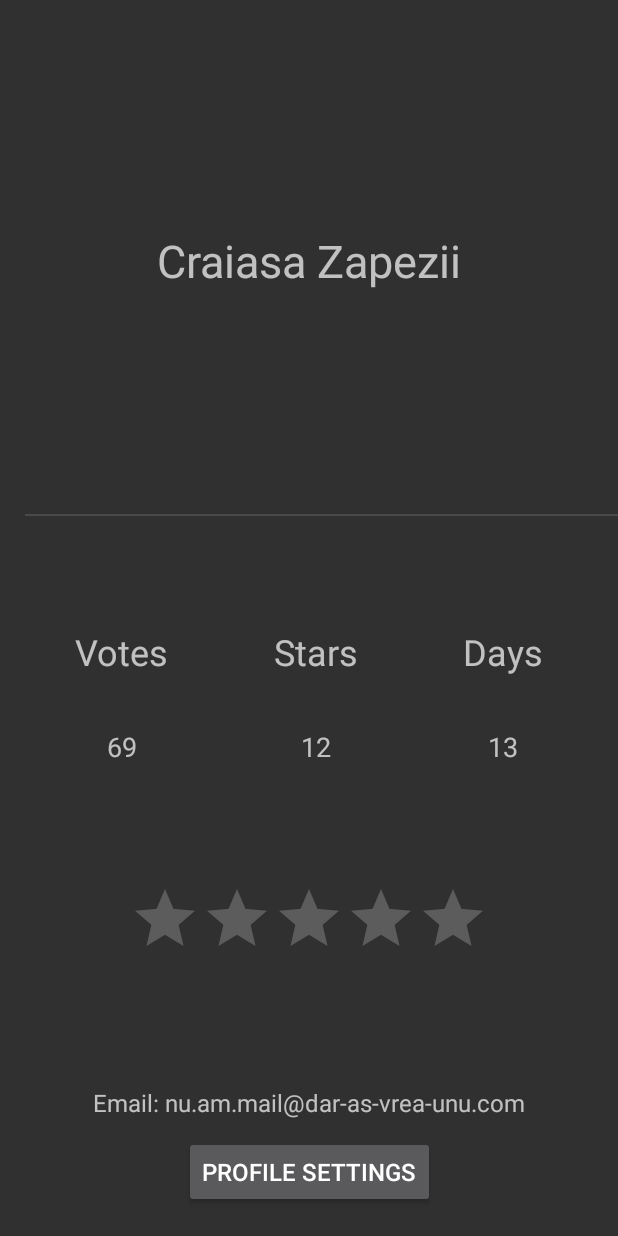
After one commit to taralesca/RepelApp, an Android app: the UserProfile screen opened directly, with no data from a screen before it, on a phone screen of 412 x 824 dp. The commit adds this screen. Run offline under Robolectric (Android 15) with nearby library versions, the phone set to English and light mode, and no system bars.

Commit message:
TEST COMMIT

```diff
--- a/app/src/main/AndroidManifest.xml
+++ b/app/src/main/AndroidManifest.xml
@@ -9,6 +9,7 @@
         android:roundIcon="@mipmap/ic_launcher_round"
         android:supportsRtl="true"
         android:theme="@style/AppTheme">
+        <activity android:name=".UserProfile"></activity>
         <activity
             android:name=".MainActivity"
             android:label="@string/app_name"
--- a/app/src/main/java/com/valiant/repel/MainActivity.java
+++ b/app/src/main/java/com/valiant/repel/MainActivity.java
@@ -1,5 +1,7 @@
 package com.valiant.repel;
 
+import android.content.ClipData;
+import android.content.Intent;
 import android.os.Bundle;
 
 import com.google.android.material.floatingactionbutton.FloatingActionButton;
@@ -19,6 +21,10 @@ import androidx.viewpager.widget.ViewPager;
 
 import android.view.Menu;
 import android.view.MenuItem;
+import android.widget.AdapterView;
+import android.widget.Button;
+
+import static android.provider.AlarmClock.EXTRA_MESSAGE;
 
 public class MainActivity extends AppCompatActivity
         implements NavigationView.OnNavigationItemSelectedListener {
@@ -59,6 +65,9 @@ public class MainActivity extends AppCompatActivity
         viewPager.setAdapter(adapter);
         tabLayout.setupWithViewPager(viewPager);
 
+
+
+
     }
 
     @Override
@@ -90,6 +99,8 @@ public class MainActivity extends AppCompatActivity
             return true;
         }
 
+
+
         return super.onOptionsItemSelected(item);
     }
 
@@ -98,6 +109,11 @@ public class MainActivity extends AppCompatActivity
     public boolean onNavigationItemSelected(MenuItem item) {
         // Handle navigation view item clicks here.
         int id = item.getItemId();
+
+        if(id == R.id.nav_profilesettings){
+            Intent intent = new Intent(MainActivity.this, UserProfile.class);
+            startActivity(intent);
+        }
 
         /*
         if (id == R.id.nav_camera) {
--- /dev/null
+++ b/app/src/main/java/com/valiant/repel/UserProfile.java
@@ -0,0 +1,14 @@
+package com.valiant.repel;
+
+import androidx.appcompat.app.AppCompatActivity;
+
+import android.os.Bundle;
+
+public class UserProfile extends AppCompatActivity {
+
+    @Override
+    protected void onCreate(Bundle savedInstanceState) {
+        super.onCreate(savedInstanceState);
+        setContentView(R.layout.activity_user_profile);
+    }
+}
--- a/app/src/main/res/layout/activity_main.xml
+++ b/app/src/main/res/layout/activity_main.xml
@@ -15,7 +15,7 @@
 
     <com.google.android.material.navigation.NavigationView
         android:id="@+id/nav_view"
-        android:layout_width="wrap_content"
+        android:layout_width="match_parent"
         android:layout_height="match_parent"
         android:layout_gravity="start"
         android:fitsSystemWindows="true"
--- /dev/null
+++ b/app/src/main/res/layout/activity_user_profile.xml
@@ -0,0 +1,152 @@
+<?xml version="1.0" encoding="utf-8"?>
+<androidx.constraintlayout.widget.ConstraintLayout xmlns:android="http://schemas.android.com/apk/res/android"
+    xmlns:app="http://schemas.android.com/apk/res-auto"
+    xmlns:tools="http://schemas.android.com/tools"
+    android:id="@+id/constraintLayout"
+    android:layout_width="match_parent"
+    android:layout_height="match_parent"
+    tools:context=".UserProfile">
+
+    <View
+        android:id="@+id/divider"
+        android:layout_width="395dp"
+        android:layout_height="1dp"
+        android:layout_marginBottom="480dp"
+        android:background="?android:attr/listDivider"
+        app:layout_constraintBottom_toBottomOf="parent"
+        app:layout_constraintEnd_toEndOf="parent"
+        app:layout_constraintHorizontal_bias="1.0"
+        app:layout_constraintStart_toStartOf="parent" />
+
+    <TextView
+        android:id="@+id/textView5"
+        android:layout_width="wrap_content"
+        android:layout_height="wrap_content"
+        android:layout_marginStart="50dp"
+        android:layout_marginLeft="50dp"
+        android:layout_marginBottom="300dp"
+        android:text="Votes"
+        android:textSize="24sp"
+        app:layout_constraintBottom_toBottomOf="parent"
+        app:layout_constraintStart_toStartOf="parent"
+        app:layout_constraintTop_toBottomOf="@+id/divider" />
+
+    <TextView
+        android:id="@+id/textView6"
+        android:layout_width="wrap_content"
+        android:layout_height="wrap_content"
+        android:layout_marginEnd="50dp"
+        android:layout_marginRight="50dp"
+        android:layout_marginBottom="300dp"
+        android:text="Days"
+        android:textSize="24sp"
+        app:layout_constraintBottom_toBottomOf="parent"
+        app:layout_constraintEnd_toEndOf="parent"
+        app:layout_constraintTop_toBottomOf="@+id/divider" />
+
+    <TextView
+        android:id="@+id/textView7"
+        android:layout_width="wrap_content"
+        android:layout_height="wrap_content"
+        android:layout_marginStart="8dp"
+        android:layout_marginLeft="8dp"
+        android:layout_marginEnd="8dp"
+        android:layout_marginRight="8dp"
+        android:layout_marginBottom="300dp"
+        android:text="Stars"
+        android:textSize="24sp"
+        app:layout_constraintBottom_toBottomOf="parent"
+        app:layout_constraintEnd_toStartOf="@+id/textView6"
+        app:layout_constraintStart_toEndOf="@+id/textView5"
+        app:layout_constraintTop_toBottomOf="@+id/divider" />
+
+    <TextView
+        android:id="@+id/textView8"
+        android:layout_width="wrap_content"
+        android:layout_height="wrap_content"
+        android:layout_marginTop="8dp"
+        android:layout_marginBottom="4dp"
+        android:text="Craiasa Zapezii"
+        android:textSize="30sp"
+        app:layout_constraintBottom_toTopOf="@+id/divider"
+        app:layout_constraintEnd_toEndOf="parent"
+        app:layout_constraintStart_toStartOf="parent"
+        app:layout_constraintTop_toTopOf="parent" />
+
+    <TextView
+        android:id="@+id/textView9"
+        android:layout_width="wrap_content"
+        android:layout_height="wrap_content"
+        android:layout_marginBottom="280dp"
+        android:text="69"
+        android:textSize="18sp"
+        app:layout_constraintBottom_toBottomOf="parent"
+        app:layout_constraintEnd_toEndOf="@+id/textView5"
+        app:layout_constraintStart_toStartOf="@+id/textView5"
+        app:layout_constraintTop_toBottomOf="@+id/textView5" />
+
+    <TextView
+        android:id="@+id/textView10"
+        android:layout_width="wrap_content"
+        android:layout_height="wrap_content"
+        android:layout_marginBottom="280dp"
+        android:text="13"
+        android:textSize="18sp"
+        app:layout_constraintBottom_toBottomOf="parent"
+        app:layout_constraintEnd_toEndOf="@+id/textView6"
+        app:layout_constraintStart_toStartOf="@+id/textView6"
+        app:layout_constraintTop_toBottomOf="@+id/textView6" />
+
+    <TextView
+        android:id="@+id/textView11"
+        android:layout_width="wrap_content"
+        android:layout_height="wrap_content"
+        android:layout_marginBottom="280dp"
+        android:text="12"
+        android:textSize="18sp"
+        app:layout_constraintBottom_toBottomOf="parent"
+        app:layout_constraintEnd_toEndOf="@+id/textView7"
+        app:layout_constraintStart_toStartOf="@+id/textView7"
+        app:layout_constraintTop_toBottomOf="@+id/textView7" />
+
+    <RatingBar
+        android:id="@+id/ratingBar"
+        android:layout_width="wrap_content"
+        android:layout_height="wrap_content"
+        android:layout_marginStart="8dp"
+        android:layout_marginLeft="8dp"
+        android:layout_marginEnd="8dp"
+        android:layout_marginRight="8dp"
+        android:layout_marginBottom="100dp"
+        app:layout_constraintBottom_toBottomOf="parent"
+        app:layout_constraintEnd_toEndOf="parent"
+        app:layout_constraintStart_toStartOf="parent"
+        app:layout_constraintTop_toBottomOf="@+id/textView11" />
+
+    <TextView
+        android:id="@+id/textView12"
+        android:layout_width="wrap_content"
+        android:layout_height="wrap_content"
+        android:layout_marginTop="8dp"
+        android:layout_marginBottom="8dp"
+        android:text="Email: nu.am.mail@dar-as-vrea-unu.com"
+        android:textSize="16sp"
+        app:layout_constraintBottom_toBottomOf="parent"
+        app:layout_constraintEnd_toEndOf="parent"
+        app:layout_constraintStart_toStartOf="parent"
+        app:layout_constraintTop_toBottomOf="@+id/ratingBar" />
+
+    <Button
+        android:id="@+id/button"
+        android:layout_width="wrap_content"
+        android:layout_height="wrap_content"
+        android:layout_marginTop="8dp"
+        android:layout_marginBottom="16dp"
+        android:text="Profile Settings"
+        android:textSize="16sp"
+        app:layout_constraintBottom_toBottomOf="parent"
+        app:layout_constraintEnd_toEndOf="parent"
+        app:layout_constraintStart_toStartOf="parent"
+        app:layout_constraintTop_toBottomOf="@+id/textView12" />
+
+</androidx.constraintlayout.widget.ConstraintLayout>
--- a/app/src/main/res/layout/nav_header_main.xml
+++ b/app/src/main/res/layout/nav_header_main.xml
@@ -1,6 +1,7 @@
 <?xml version="1.0" encoding="utf-8"?>
 <LinearLayout xmlns:android="http://schemas.android.com/apk/res/android"
     xmlns:app="http://schemas.android.com/apk/res-auto"
+    android:id="@+id/header"
     android:layout_width="match_parent"
     android:layout_height="@dimen/nav_header_height"
     android:background="@drawable/side_nav_bar"
--- a/app/src/main/res/menu/activity_main_drawer.xml
+++ b/app/src/main/res/menu/activity_main_drawer.xml
@@ -1,5 +1,6 @@
 <?xml version="1.0" encoding="utf-8"?>
 <menu xmlns:android="http://schemas.android.com/apk/res/android"
+    xmlns:app="http://schemas.android.com/apk/res-auto"
     xmlns:tools="http://schemas.android.com/tools"
     tools:showIn="navigation_view">
     <!--
@@ -25,10 +26,15 @@
         android:id="@+id/menu_bottom">
         <item
             android:id="@+id/nav_profilesettings"
+            android:checkable="false"
+            android:enabled="true"
             android:icon="@drawable/ic_profilesettings"
-            android:title="Profile Settings" />
+            android:title="Profile"
+            android:visible="true" />
         <item
             android:id="@+id/nav_settings"
+            android:checkable="false"
+            android:checked="false"
             android:icon="@drawable/ic_settings"
             android:title="Settings" />
     </group>
--- a/app/src/main/res/values/strings.xml
+++ b/app/src/main/res/values/strings.xml
@@ -9,6 +9,7 @@
 
     <!-- TODO: Remove or change this placeholder text -->
     <string name="hello_blank_fragment">Hello blank fragment</string>
+    <string name="title_activity_user_profile">UserProfile</string>
 
     <!--
     <string-array name="accounts">
```
